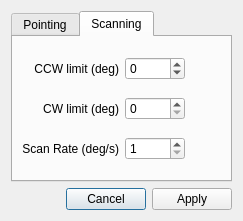
Above: src/hcrgui/HcrGuiAntennaModeDialog.ui from NCAR/HCR_instrument before the change. Below: the same form after it.
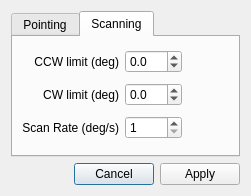
That is the form after the change.

Commit message: Allow for specifying angles to 0.1 degree precision.

What changed in the file:
```diff
--- a/src/hcrgui/HcrGuiAntennaModeDialog.ui
+++ b/src/hcrgui/HcrGuiAntennaModeDialog.ui
@@ -6,8 +6,8 @@
    <rect>
     <x>0</x>
     <y>0</y>
-    <width>243</width>
-    <height>221</height>
+    <width>251</width>
+    <height>196</height>
    </rect>
   </property>
   <property name="windowTitle">
@@ -77,16 +77,6 @@
          </property>
         </widget>
        </item>
-       <item row="1" column="1">
-        <widget class="QSpinBox" name="cwLimitSpinBox">
-         <property name="minimumSize">
-          <size>
-           <width>60</width>
-           <height>0</height>
-          </size>
-         </property>
-        </widget>
-       </item>
        <item row="0" column="2">
         <spacer name="horizontalSpacer_2">
          <property name="orientation">
@@ -94,8 +84,8 @@
          </property>
          <property name="sizeHint" stdset="0">
           <size>
-           <width>40</width>
-           <height>20</height>
+           <width>0</width>
+           <height>0</height>
           </size>
          </property>
         </spacer>
@@ -110,22 +100,6 @@
          </property>
         </widget>
        </item>
-       <item row="0" column="1">
-        <widget class="QSpinBox" name="ccwLimitSpinBox">
-         <property name="minimumSize">
-          <size>
-           <width>60</width>
-           <height>0</height>
-          </size>
-         </property>
-         <property name="minimum">
-          <number>-45</number>
-         </property>
-         <property name="maximum">
-          <number>225</number>
-         </property>
-        </widget>
-       </item>
        <item row="2" column="0">
         <widget class="QLabel" name="scanRateLabel">
          <property name="text">
@@ -146,6 +120,38 @@
          </property>
         </widget>
        </item>
+       <item row="0" column="1">
+        <widget class="QDoubleSpinBox" name="ccwLimitSpinBox">
+         <property name="decimals">
+          <number>1</number>
+         </property>
+         <property name="minimum">
+          <double>-45.000000000000000</double>
+         </property>
+         <property name="maximum">
+          <double>225.000000000000000</double>
+         </property>
+         <property name="singleStep">
+          <double>0.100000000000000</double>
+         </property>
+        </widget>
+       </item>
+       <item row="1" column="1">
+        <widget class="QDoubleSpinBox" name="cwLimitSpinBox">
+         <property name="decimals">
+          <number>1</number>
+         </property>
+         <property name="minimum">
+          <double>-45.000000000000000</double>
+         </property>
+         <property name="maximum">
+          <double>225.000000000000000</double>
+         </property>
+         <property name="singleStep">
+          <double>0.100000000000000</double>
+         </property>
+        </widget>
+       </item>
       </layout>
      </widget>
     </widget>
```
Left out of the diff: 36 changed lines with no effect on the pictures.
